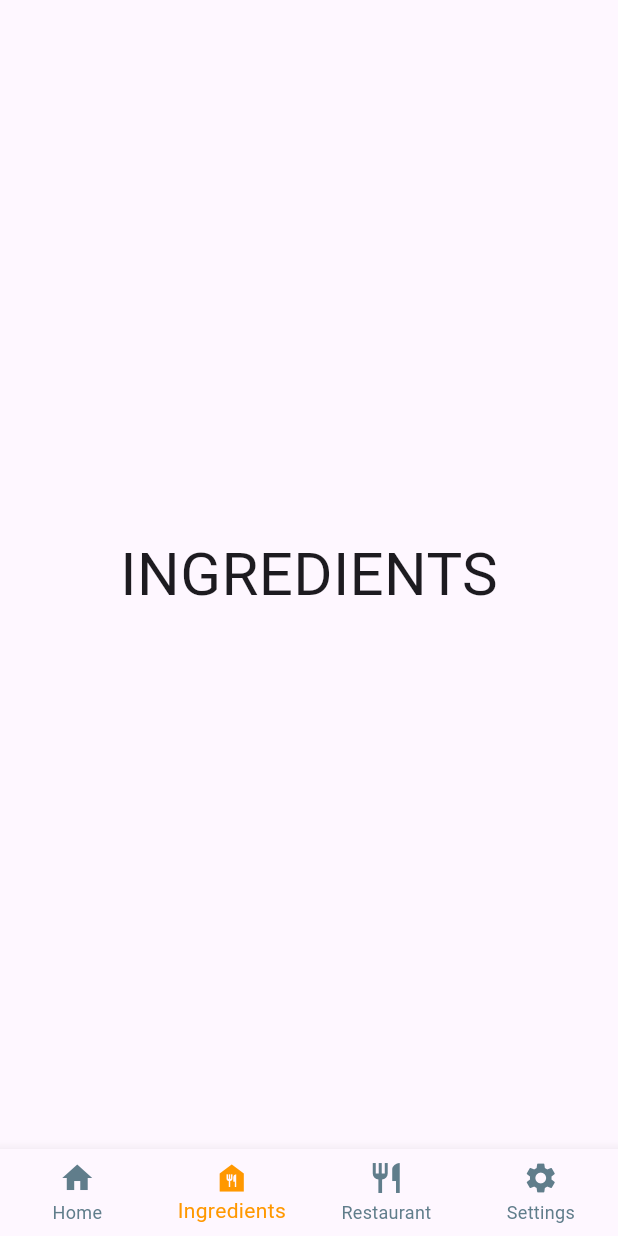
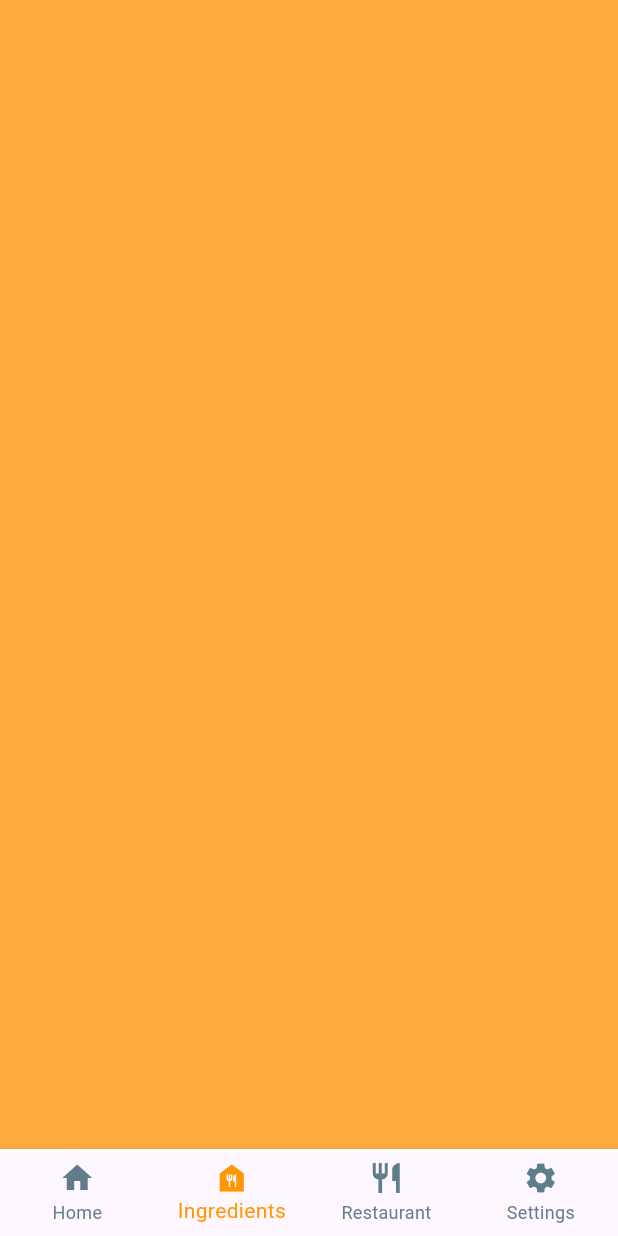
Before and after one commit to byluisfer/TacoClicker, a Flutter app: the screen it shows after launch, item 2 of the bottom bar chosen, on a phone screen of 412 x 824 dp. Run offline on Flutter 3.47's test engine with Material 3 defaults, Android fonts, the phone set to English and light mode, and no system bars.

Commit message:
Added background color for all pages

```diff
--- a/lib/bottom_screens/ingredients.dart
+++ b/lib/bottom_screens/ingredients.dart
@@ -1,12 +1,15 @@
 import 'package:flutter/material.dart';
 
-class IngredientsScreen extends StatelessWidget {
+class IngredientsScreen extends StatefulWidget {
   const IngredientsScreen({super.key});
 
   @override
+  State<IngredientsScreen> createState() => IngredientsUpgrade();
+}
+
+class IngredientsUpgrade extends State<IngredientsScreen> {
+  @override
   Widget build(BuildContext context) {
-    return const Center(
-      child: Text('INGREDIENTS', style: TextStyle(fontSize: 40)),
-    );
+    return Container(color: Colors.orangeAccent);
   }
 }
```
Also changed, not shown: lib/bottom_screens/restaurant.dart (+7 -4 lines), lib/bottom_screens/settings.dart (+7 -4 lines).
